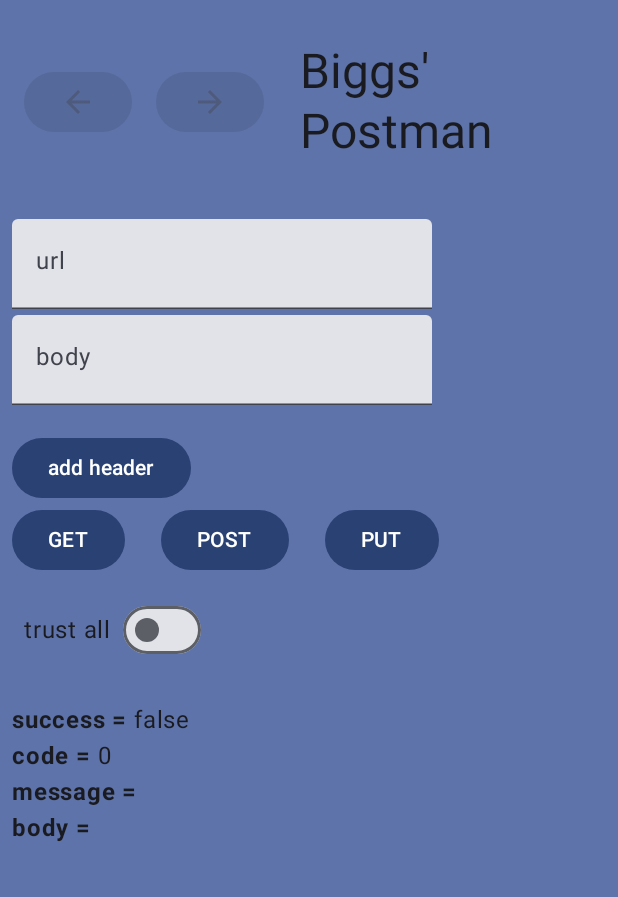
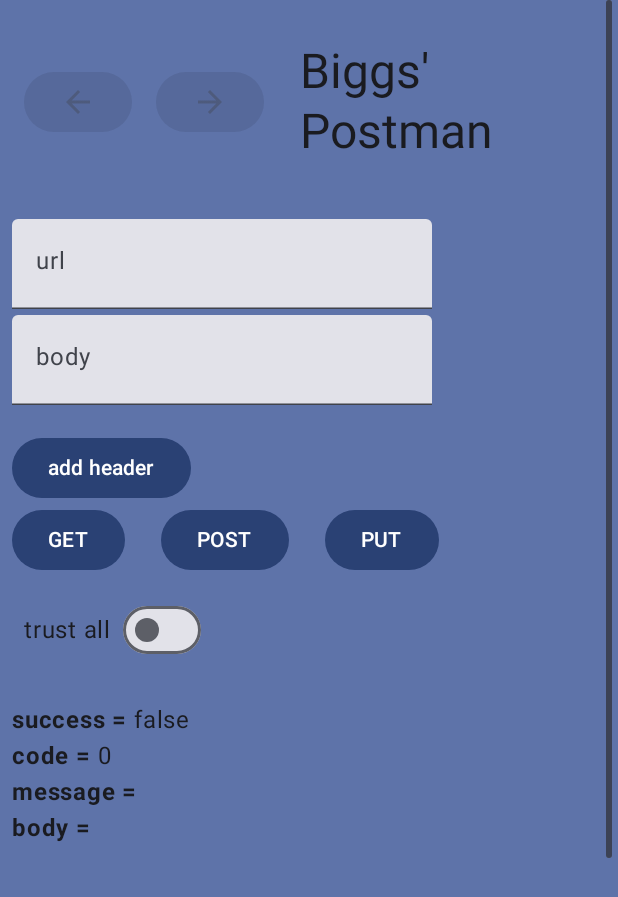
Before and after one commit to scottbiggs/biggs-postman, an Android app built with Jetpack Compose: the screen it shows after launch (MainActivity), on a phone screen of 412 x 824 dp. Shown: the top 897 px of the screen. Run offline under Robolectric (Android 15) with nearby library versions, the phone set to English and light mode, and no system bars.

Commit message:
added scrollbar (sort of)

```diff
--- a/app/src/main/java/com/sleepfuriously/mypostman/MainActivity.kt
+++ b/app/src/main/java/com/sleepfuriously/mypostman/MainActivity.kt
@@ -21,8 +21,10 @@ import androidx.compose.foundation.layout.safeContentPadding
 import androidx.compose.foundation.layout.size
 import androidx.compose.foundation.layout.width
 import androidx.compose.foundation.lazy.LazyColumn
+import androidx.compose.foundation.rememberScrollState
 import androidx.compose.foundation.shape.CircleShape
 import androidx.compose.foundation.text.selection.SelectionContainer
+import androidx.compose.foundation.verticalScroll
 import androidx.compose.material.icons.Icons
 import androidx.compose.material.icons.automirrored.filled.ArrowBack
 import androidx.compose.material.icons.automirrored.filled.ArrowForward
@@ -51,6 +53,7 @@ import androidx.compose.ui.unit.dp
 import androidx.compose.ui.unit.sp
 import androidx.lifecycle.compose.collectAsStateWithLifecycle
 import com.sleepfuriously.mypostman.ui.theme.MyPostmanTheme
+import com.sleepfuriously.mypostman.ui.verticalColumnScrollbar
 
 class MainActivity : ComponentActivity() {
 
@@ -142,13 +145,17 @@ private fun ColumnStuff(
 ) {
     val ctx = LocalContext.current
 
-    LazyColumn(
+    val scrollState = rememberScrollState()
+
+    Column(
         modifier = Modifier
+            // these two additions are defined in VerticalColumnScrollbar
+            .verticalColumnScrollbar(scrollState)   // this MUST come before .verticalScroll() !!!
+            .verticalScroll(scrollState)
             .fillMaxSize()
             .padding(8.dp)
             .safeContentPadding()      // takes the insets into account (nav bars, etc)
     ) {
-        item {
         Row(
             verticalAlignment = Alignment.CenterVertically
         ) {
@@ -185,44 +192,33 @@ private fun ColumnStuff(
                     .padding(start = 8.dp)
             )
         }
-        }
 
-        item {
         Spacer(modifier = Modifier.height(18.dp))
-        }
-        item {
+
         TextField(
             textStyle = TextStyle(fontSize = BIG_FONT_SIZE.sp),
             value = url,
             onValueChange = { viewmodel.changeUrl(it) },
             label = { Text(stringResource(R.string.url)) }
         )
-        }
 
-        item {
         Spacer(modifier = Modifier.height(4.dp))
-        }
 
-        item {
         TextField(
             textStyle = TextStyle(fontSize = BIG_FONT_SIZE.sp),
             value = sendBody,
             onValueChange = { viewmodel.changeUiBody(it) },
             label = { Text(stringResource(R.string.body)) }
         )
-        }
 
-        item {
         Button(
             onClick = { viewmodel.addHeader("", "") },
             modifier = Modifier
                 .padding(top = 18.dp)
         ) { Text(stringResource(R.string.add_header)) }
-        }
 
         // the headers
         headers.forEach { header ->
-            item {
             if (landscape) {
                 Row(
                     modifier = Modifier.padding(
@@ -283,20 +279,20 @@ private fun ColumnStuff(
                 }
             }
         }
-        }
 
-        item {
         Row(
             verticalAlignment = Alignment.CenterVertically
         ) {
             Button(
-                    onClick = { viewmodel.get(
+                onClick = {
+                    viewmodel.get(
                         ctx = ctx,
                         url,
                         body = sendBody,
                         headerList = headers,
                         trustAll
-                    ) }
+                    )
+                }
             ) { Text(stringResource(R.string.get)) }
 
             Spacer(modifier = Modifier.width(24.dp))
@@ -329,13 +325,9 @@ private fun ColumnStuff(
                 }
             ) { Text(stringResource(R.string.put)) }
         }
-        }
 
-        item {
         Spacer(modifier = Modifier.height(4.dp))
-        }
 
-        item {
         SwitchWithLabel(
             state = trustAll,
             label = stringResource(R.string.trust_all),
@@ -343,24 +335,20 @@ private fun ColumnStuff(
                 viewmodel.changeUiTrustAll(checked)
             }
         )
-        }
 
-        item {
         Spacer(modifier = Modifier.height(16.dp))
-        }
 
-        item {
         Row {
-                Text(stringResource(
-                    R.string.success_equals),
+            Text(
+                stringResource(
+                    R.string.success_equals
+                ),
                 fontWeight = FontWeight.Bold
             )
             SelectionContainer {
                 Text(responseSuccess.toString())
             }
         }
-        }
-        item {
         Row {
             Text(
                 stringResource(R.string.code_equals),
@@ -370,8 +358,6 @@ private fun ColumnStuff(
                 Text(responseCode.toString())
             }
         }
-        }
-        item {
         Row {
             Text(
                 stringResource(R.string.message_equals),
@@ -381,8 +367,6 @@ private fun ColumnStuff(
                 Text(responseMessage)
             }
         }
-        }
-        item {
         Row {
             Text(
                 stringResource(R.string.body_equals),
@@ -393,7 +377,6 @@ private fun ColumnStuff(
                     responseBody,
                     fontFamily = FontFamily.Monospace
                 )
-                }
             }
         }
     }
--- /dev/null
+++ b/app/src/main/java/com/sleepfuriously/mypostman/ui/VerticalColumnScrollbar.kt
@@ -0,0 +1,72 @@
+package com.sleepfuriously.mypostman.ui
+
+import androidx.compose.foundation.ScrollState
+import androidx.compose.material3.MaterialTheme
+import androidx.compose.runtime.Composable
+import androidx.compose.ui.Modifier
+import androidx.compose.ui.draw.drawWithContent
+import androidx.compose.ui.geometry.CornerRadius
+import androidx.compose.ui.geometry.Offset
+import androidx.compose.ui.geometry.Size
+import androidx.compose.ui.graphics.Color
+import androidx.compose.ui.unit.Dp
+import androidx.compose.ui.unit.dp
+
+/**
+ * Draws a scrollbar for a Column.  The scrollbar adjusts based
+ * on scrollState.value and the total content height.
+ *
+ * This scrollbar does not respond to touches, but at least it shows you where
+ * you are in the scroll.  I also suspect that it's not that good in huge long
+ * lists either.
+ *
+ * @param   scrollState     scrollState.value
+ * @param   width           Adjust the scrollbar width
+ *
+ * @param   showScrollBarTrack      Toggle visibility (true = visible)
+ * @param   scrollBarCornerRadius   Adjust the sharpness of the bar ends
+ * @param   endPadding      Define padding between scollbar and edge of content
+ *
+ * found:
+ *      https://medium.com/@mittalkshitij20/adding-a-custom-scrollbar-to-a-column-in-jetpack-compose-9996c26f498f
+ */
+@Composable
+fun Modifier.verticalColumnScrollbar(
+    scrollState: ScrollState,
+    width: Dp = 4.dp,
+    showScrollBarTrack: Boolean = true,
+    scrollBarTrackColor: Color = MaterialTheme.colorScheme.secondaryContainer,
+    scrollBarColor: Color = MaterialTheme.colorScheme.secondary,
+    scrollBarCornerRadius: Float = 4f,
+    endPadding: Float = 12f
+): Modifier {
+    return drawWithContent {
+        // Draw the column's content
+        drawContent()
+        // Dimensions and calculations
+        val viewportHeight = this.size.height
+        val totalContentHeight = scrollState.maxValue.toFloat() + viewportHeight
+        val scrollValue = scrollState.value.toFloat()
+        // Compute scrollbar height and position
+        val scrollBarHeight =
+            (viewportHeight / totalContentHeight) * viewportHeight
+        val scrollBarStartOffset =
+            (scrollValue / totalContentHeight) * viewportHeight
+        // Draw the track (optional)
+        if (showScrollBarTrack) {
+            drawRoundRect(
+                cornerRadius = CornerRadius(scrollBarCornerRadius),
+                color = scrollBarTrackColor,
+                topLeft = Offset(this.size.width - endPadding, 0f),
+                size = Size(width.toPx(), viewportHeight),
+            )
+        }
+        // Draw the scrollbar
+        drawRoundRect(
+            cornerRadius = CornerRadius(scrollBarCornerRadius),
+            color = scrollBarColor,
+            topLeft = Offset(this.size.width - endPadding, scrollBarStartOffset),
+            size = Size(width.toPx(), scrollBarHeight)
+        )
+    }
+}
```
Lines whose indentation alone changed are shown as unchanged.
